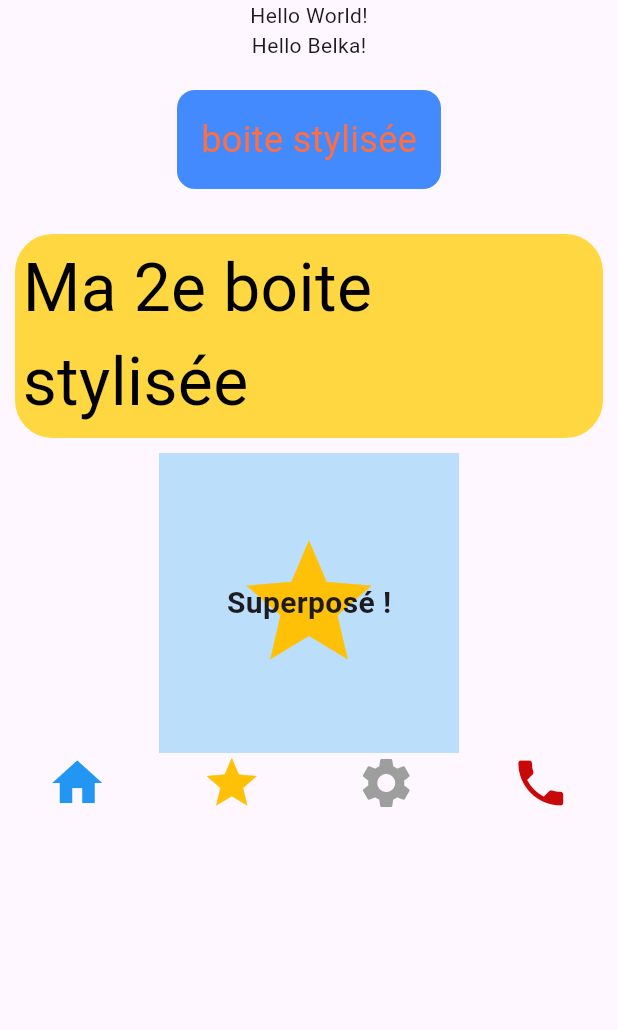
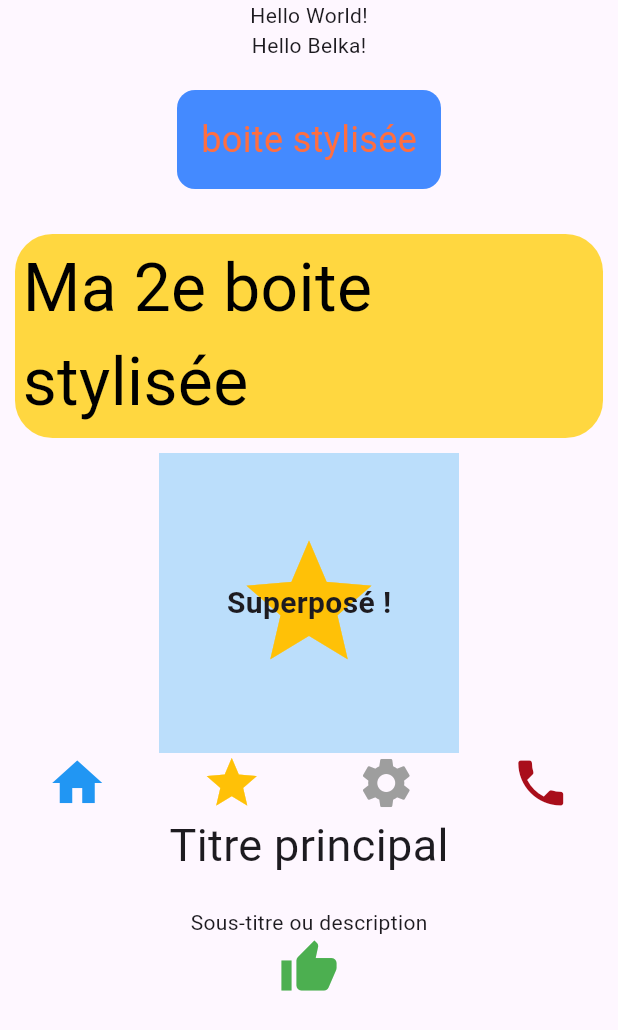
Before and after one commit to Belka1996/Atelier-Flutter-2, a Flutter app: the screen it shows after launch, on a phone screen of 412 x 824 dp. Shown: the top 1030 px of the screen. Run offline on Flutter 3.47's test engine with Material 3 defaults, Android fonts, the phone set to English and light mode, and no system bars.

Commit message:
étape 6 ok

```diff
--- a/lib/main.dart
+++ b/lib/main.dart
@@ -51,13 +51,23 @@ class MainApp extends StatelessWidget {
                       Icon(Icons.home, color: Colors.blue, size: 40),
                       Icon(Icons.star, color: Colors.amber, size: 40),
                       Icon(Icons.settings, color: Colors.grey, size: 40),
-                      Icon(Icons.phone, color: const Color.fromARGB(255, 201, 9, 9), size: 40),
+                      Icon(Icons.phone, color: const Color.fromARGB(255, 169, 14, 27), size: 40),
+                  ],
+                  ),
+                    Column(
+                      mainAxisAlignment: MainAxisAlignment.center,
+                      crossAxisAlignment: CrossAxisAlignment.center,
+                      children: [
+                        Text('Titre principal', style: TextStyle(fontSize: 30)),
+                        SizedBox(height: 20),
+                        Text('Sous-titre ou description'),
+                        Icon(Icons.thumb_up, color: Colors.green, size: 40),
+                      ],
+                    ),
                     ],
                   )
-            ],
           ),
         ),
-      ),
-    );
+      );
   }
 }
```
